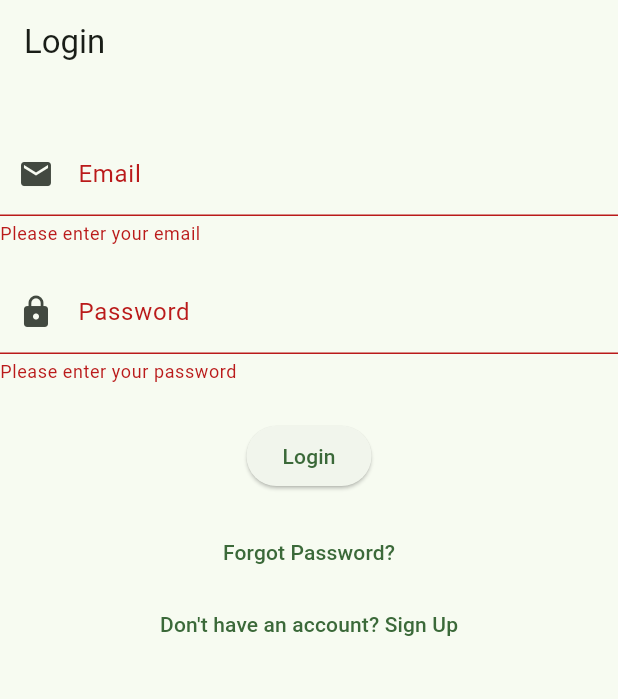
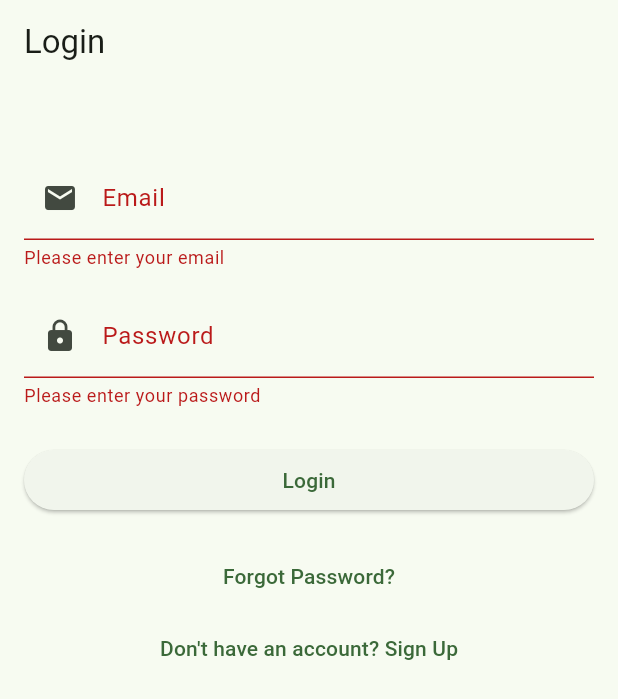
Before and after one commit to ishanphadke/fermentrack, a Flutter app: the screen it shows after launch, after a tap on "Login", on a phone screen of 412 x 824 dp. Shown: the top 699 px of the screen. Run offline on Flutter 3.47's test engine with Material 3 defaults, Android fonts, the phone set to English and light mode, and no system bars; our stand-ins replace firebase_auth, firebase_core, flutter_riverpod, riverpod_annotation; accounts and stored records are empty; generated files the repository leaves out were written again.

Commit message:
Add UI consistency between login and signup screens and as-needed password validation

```diff
--- a/lib/core/features/auth/presentation/login_screen.dart
+++ b/lib/core/features/auth/presentation/login_screen.dart
@@ -50,10 +50,13 @@ class _LoginScreenState extends ConsumerState<LoginScreen> {
   Widget build(BuildContext context) {
     return Scaffold(
       appBar: AppBar(title: const Text('Login')),
-      body: Form(
+      body: SingleChildScrollView(
+        padding: const EdgeInsets.all(16.0),
+        child: Form(
           key: _formKey,
           autovalidateMode: AutovalidateMode.onUserInteraction,
           child: Column(
+            crossAxisAlignment: CrossAxisAlignment.stretch,
             children: [
               const SizedBox(height: 32),
             TextFormField(
@@ -87,9 +90,8 @@ class _LoginScreenState extends ConsumerState<LoginScreen> {
                 if (value == null || value.isEmpty) {
                   return 'Please enter your password';
                 }
-                if (value.length < 6) {
-                  return 'Password must be at least 6 characters';
-                }
+                // No length requirement for login - Firebase will validate
+                // Only signup enforces password strength requirements
                 return null;
               },
             ),
@@ -128,6 +130,7 @@ class _LoginScreenState extends ConsumerState<LoginScreen> {
               ],
             ),
             ],
+          ),
         ),
       ),
     );
```
Also changed, not shown: 1 other file. Lines whose indentation alone changed are shown as unchanged.
